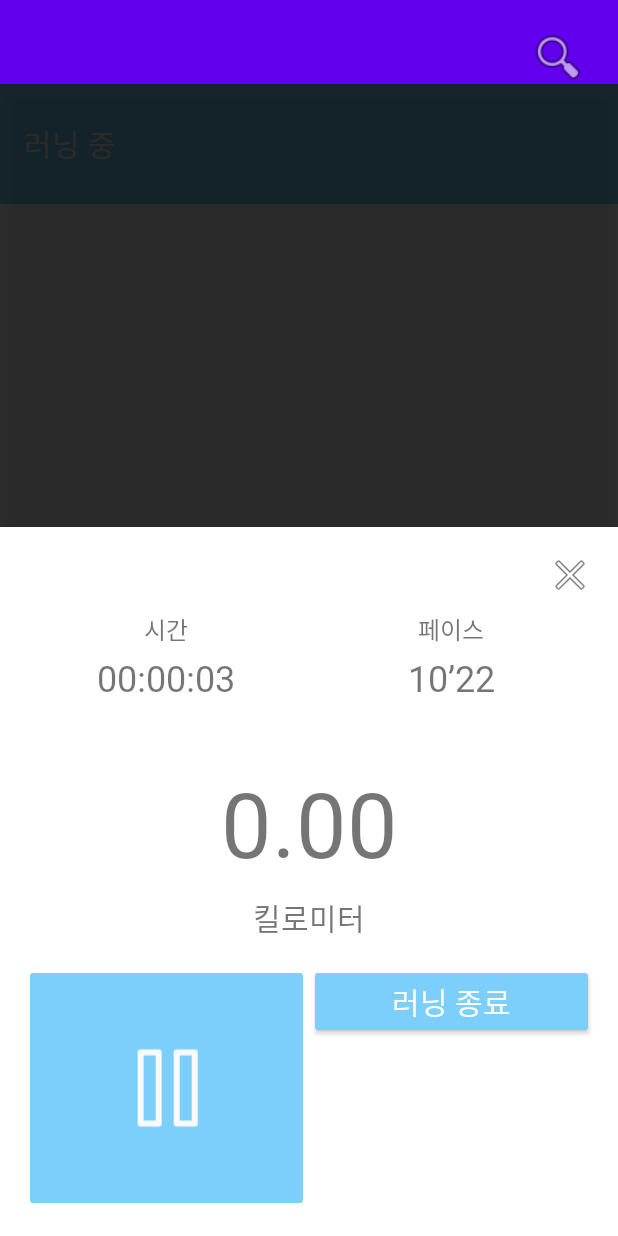
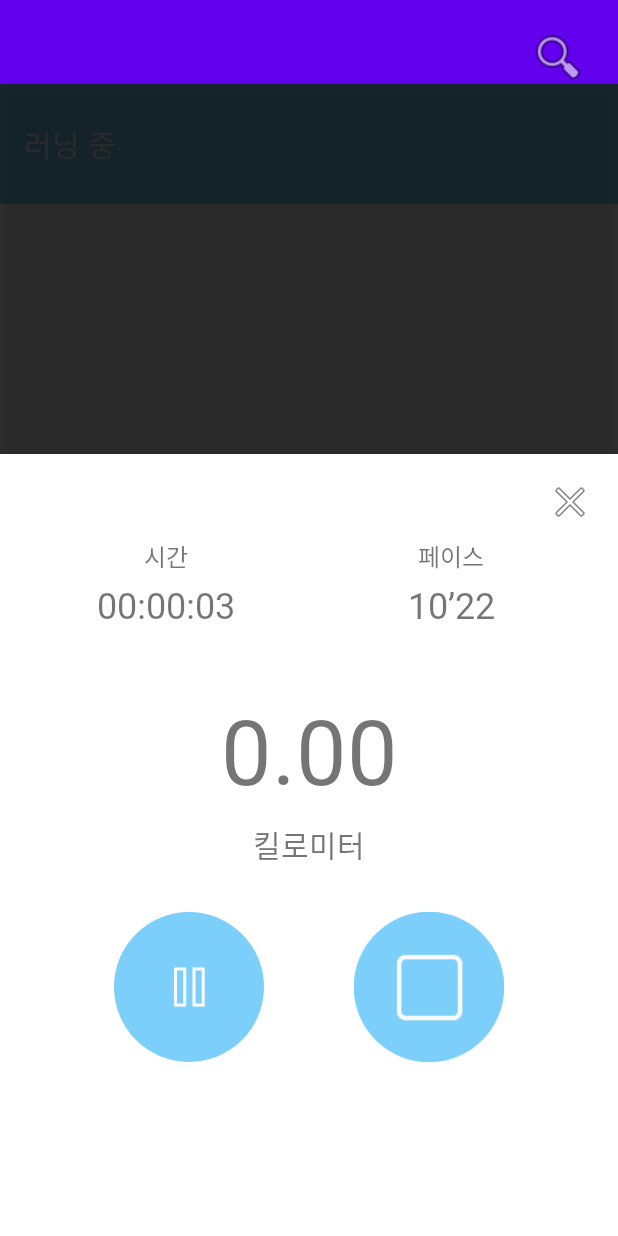
Before and after one commit to jwayj/RunPTApp, an Android app: the RunActivity screen opened directly, with no data from a screen before it, after a tap on an icon or button, on a phone screen of 412 x 824 dp. Run offline under Robolectric (Android 15) with nearby library versions, the phone set to English and light mode, and no system bars; 1 statement that could not run was skipped.

Commit message:
2차 백업

```diff
--- a/app/src/main/java/com/example/myapplication/ui/activities/RunActivity.java
+++ b/app/src/main/java/com/example/myapplication/ui/activities/RunActivity.java
@@ -1,5 +1,4 @@
 package com.example.myapplication.ui.activities;
-
 
 import android.content.Intent;
 import android.os.Bundle;
@@ -16,7 +15,6 @@ import android.widget.ImageButton;
 import android.widget.TextView;
 
 import androidx.appcompat.app.AppCompatActivity;
-import androidx.appcompat.widget.AppCompatButton;
 import androidx.appcompat.widget.AppCompatImageButton;
 
 import com.example.myapplication.R;
@@ -25,8 +23,8 @@ import com.google.android.material.appbar.MaterialToolbar;
 public class RunActivity extends AppCompatActivity {
     private FrameLayout statsOverlay;
     private ImageButton btnCloseStats;
-    private AppCompatImageButton btnToggle;
-    private AppCompatButton btnEndRun;
+    private AppCompatImageButton btnTogglePause;
+    private AppCompatImageButton btnEndRun;      // ← AppCompatImageButton 으로 변경
     private TextView tvStatTime;
 
     private Handler timerHandler;
@@ -44,12 +42,11 @@ public class RunActivity extends AppCompatActivity {
         MaterialToolbar toolbar = findViewById(R.id.toolbar);
         setSupportActionBar(toolbar);
         if (getSupportActionBar() != null) {
-            getSupportActionBar().setDisplayShowTitleEnabled(false);  // 필요 시 타이틀 숨기기
+            getSupportActionBar().setDisplayShowTitleEnabled(false);
         }
 
-        // ── 통계 오버레이 세팅 ──
+        // ── 통계 오버레이 ──
         statsOverlay = findViewById(R.id.stats_overlay);
-        // 메뉴 클릭 시 오버레이 보이기
         toolbar.setOnMenuItemClickListener(item -> {
             if (item.getItemId() == R.id.action_stats) {
                 statsOverlay.setVisibility(View.VISIBLE);
@@ -57,7 +54,6 @@ public class RunActivity extends AppCompatActivity {
             }
             return false;
         });
-        // 오버레이 닫기 버튼
         btnCloseStats = findViewById(R.id.btnCloseStats);
         btnCloseStats.setOnClickListener(v -> statsOverlay.setVisibility(View.GONE));
 
@@ -90,27 +86,30 @@ public class RunActivity extends AppCompatActivity {
         timerHandler.post(timerRunnable);
 
         // ── 버튼 세팅 ──
-        btnToggle = findViewById(R.id.btnTogglePause);
-        btnToggle.setImageResource(R.drawable.ic_pause);
-        btnEndRun=findViewById(R.id.btnEndRun);
-        btnToggle.setOnClickListener(v -> {
+        btnTogglePause = findViewById(R.id.btnTogglePause);
+        btnTogglePause.setImageResource(R.drawable.ic_pause);
+        btnTogglePause.setOnClickListener(v -> {
             long now = SystemClock.elapsedRealtime();
             if (!isPaused) {
                 // ▶ 일시정지
                 timerHandler.removeCallbacks(timerRunnable);
                 pausedOffset = now - startTimeMillis;
-                btnToggle.setImageResource(R.drawable.ic_play);
+                btnTogglePause.setImageResource(R.drawable.ic_play);
             } else {
                 // ▶ 재생
                 startTimeMillis = now - pausedOffset;
                 timerHandler.post(timerRunnable);
-                btnToggle.setImageResource(R.drawable.ic_pause);
+                btnTogglePause.setImageResource(R.drawable.ic_pause);
             }
             isPaused = !isPaused;
         });
 
+        // ★ btnEndRun 도 ImageButton 계열로 선언했으니 아래처럼 초기화
+        btnEndRun = findViewById(R.id.btnEndRun);
+        // (선택) 아이콘 초기 상태 지정
+        btnEndRun.setImageResource(R.drawable.ic_stop);
         btnEndRun.setOnClickListener(v -> {
-            // ▶ 타이머 멈추고 피드백 화면으로 이동
+            // 타이머 멈추고 다음 화면으로
             timerHandler.removeCallbacks(timerRunnable);
             Intent i = new Intent(this, FeedbackActivity.class);
             i.putExtra("elapsedTime", SystemClock.elapsedRealtime() - startTimeMillis);
@@ -119,30 +118,17 @@ public class RunActivity extends AppCompatActivity {
         });
     }
 
-
     @Override
     public boolean onCreateOptionsMenu(Menu menu) {
-        // res/menu/run_menu.xml 을 인플레이트
         getMenuInflater().inflate(R.menu.run_menu, menu);
         View actionView = menu.findItem(R.id.action_stats).getActionView();
-        actionView.setOnClickListener(v -> {
-            // 여기에 통계 페이지 열기 로직
-            statsOverlay.setVisibility(View.VISIBLE);
-        });
-        return true;
-    }
-
-    @Override
-    public boolean onSupportNavigateUp() {
-        finish();
+        actionView.setOnClickListener(v -> statsOverlay.setVisibility(View.VISIBLE));
         return true;
     }
 
     @Override
     protected void onDestroy() {
         super.onDestroy();
-        // 액티비티 종료 시 핸들러 콜백 제거
         timerHandler.removeCallbacks(timerRunnable);
     }
-
 }
--- a/app/src/main/res/layout/activity_run.xml
+++ b/app/src/main/res/layout/activity_run.xml
@@ -238,29 +238,33 @@
                 android:layout_width="match_parent"
                 android:layout_height="wrap_content"
                 android:orientation="horizontal"
-                android:layout_marginTop="16dp"
-                android:weightSum="2">
+                android:layout_marginTop="30dp"
+                android:layout_marginBottom="100dp">
 
                 <!-- 일시정지/재생 토글 버튼 -->
                 <androidx.appcompat.widget.AppCompatImageButton
                     android:id="@+id/btnTogglePause"
-                    android:layout_width="0dp"
-                    android:layout_height="wrap_content"
-                    android:layout_weight="1"
+                    android:layout_marginLeft="60dp"
+                    android:layout_width="100dp"
+                    android:layout_height="100dp"
                     android:backgroundTint="#7BCFFA"
                     android:padding="16dp"
                     android:src="@drawable/ic_pause"
+                    android:background="@drawable/circle_button"
+                    android:scaleType="centerInside"
+                    android:adjustViewBounds="true"
                     android:contentDescription="일시정지" />
 
                 <!-- 종료 버튼 -->
-                <androidx.appcompat.widget.AppCompatButton
+                <androidx.appcompat.widget.AppCompatImageButton
                     android:id="@+id/btnEndRun"
-                    android:layout_width="0dp"
-                    android:layout_height="wrap_content"
-                    android:layout_weight="1"
-                    android:fontFamily="@font/gmarketmedium"
-                    android:text="러닝 종료"
-                    android:textSize="20sp"
+                    android:layout_marginLeft="60dp"
+                    android:layout_width="100dp"
+                    android:layout_height="100dp"
+                    android:drawableTop="@drawable/ic_stop"
+                    android:background="@drawable/circle_button"
+                    android:scaleType="centerInside"
+                    android:adjustViewBounds="true"
                     android:backgroundTint="#7BCFFA"
                     android:textColor="#FFFFFF"/>
             </LinearLayout>
```
